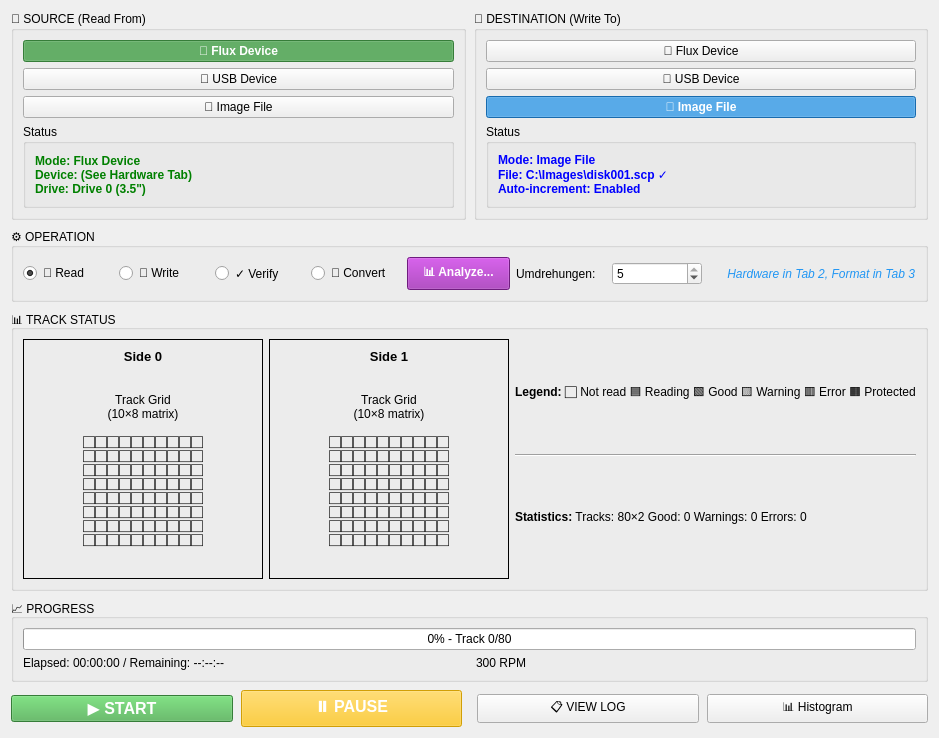
First picture: the form in forms/tab_workflow.ui, repository Axel051171/UnifiedFloppyTool, before the edit.
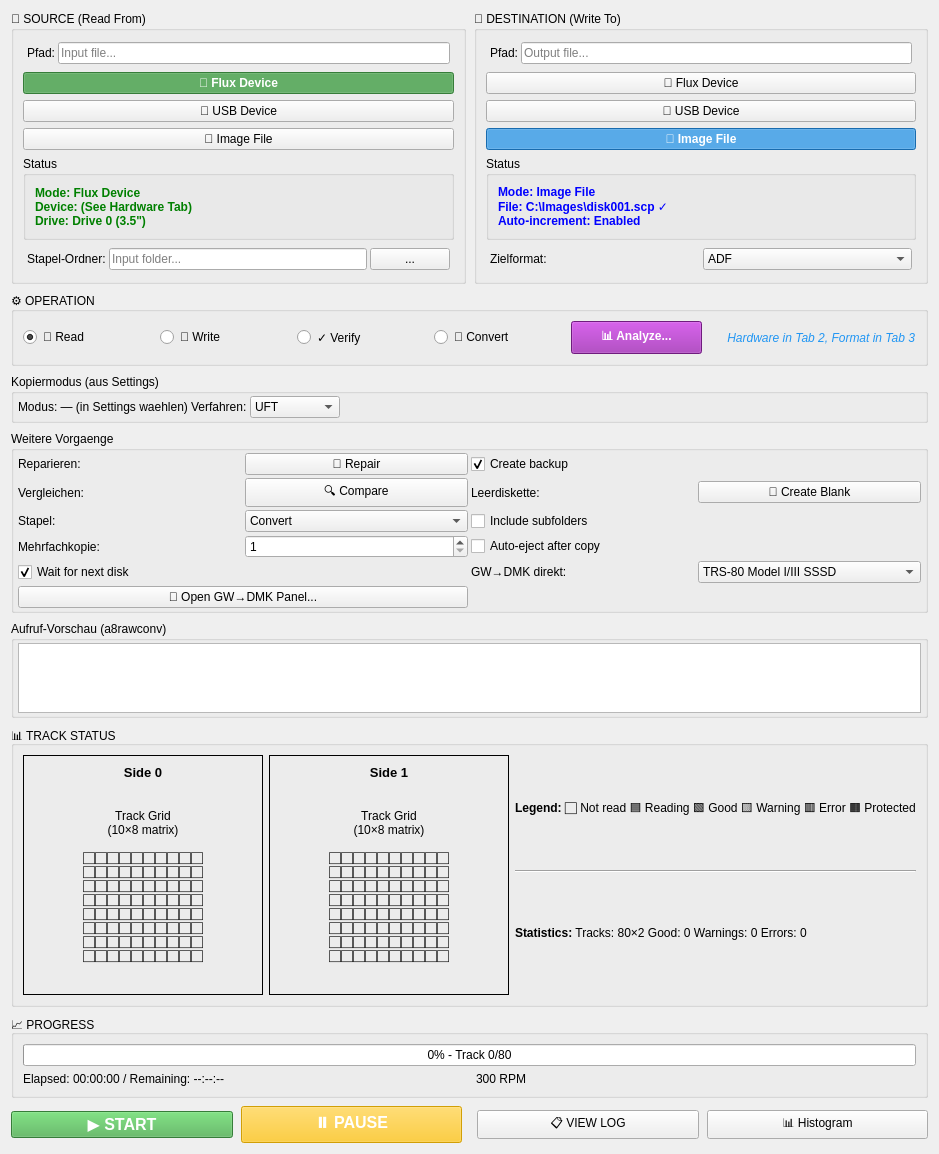
Second picture: the form after the edit.

Commit message: feat: synchronize GUI, copy pipeline and format tooling

Patch:
```diff
--- a/forms/tab_workflow.ui
+++ b/forms/tab_workflow.ui
@@ -41,7 +41,42 @@
         </size>
        </property>
        <layout class="QVBoxLayout" name="verticalLayout_source">
-        
+        <item>
+         <layout class="QHBoxLayout" name="rowQuellePfad">
+          <property name="leftMargin">
+           <number>4</number>
+          </property>
+          <property name="topMargin">
+           <number>2</number>
+          </property>
+          <property name="rightMargin">
+           <number>4</number>
+          </property>
+          <property name="bottomMargin">
+           <number>2</number>
+          </property>
+          <property name="spacing">
+           <number>3</number>
+          </property>
+          <item>
+           <widget class="QLabel">
+            <property name="text">
+             <string>Pfad:</string>
+            </property>
+           </widget>
+          </item>
+          <item>
+           <widget class="QLineEdit" name="editConvertSource">
+            <property name="placeholderText">
+             <string>Input file...</string>
+            </property>
+            <property name="maximumWidth">
+             <number>260</number>
+            </property>
+           </widget>
+          </item>
+         </layout>
+        </item>
         <!-- Source Type Buttons -->
         <item>
          <layout class="QVBoxLayout" name="verticalLayout_sourceButtons">
@@ -129,7 +164,52 @@
           </layout>
          </widget>
         </item>
-        
+        <item>
+         <layout class="QHBoxLayout" name="rowStapel">
+          <property name="leftMargin">
+           <number>4</number>
+          </property>
+          <property name="topMargin">
+           <number>2</number>
+          </property>
+          <property name="rightMargin">
+           <number>4</number>
+          </property>
+          <property name="bottomMargin">
+           <number>2</number>
+          </property>
+          <property name="spacing">
+           <number>3</number>
+          </property>
+          <item>
+           <widget class="QLabel">
+            <property name="text">
+             <string>Stapel-Ordner:</string>
+            </property>
+           </widget>
+          </item>
+          <item>
+           <widget class="QLineEdit" name="editBatchFolder">
+            <property name="placeholderText">
+             <string>Input folder...</string>
+            </property>
+            <property name="maximumWidth">
+             <number>200</number>
+            </property>
+           </widget>
+          </item>
+          <item>
+           <widget class="QPushButton" name="btnBrowseBatch">
+            <property name="text">
+             <string>...</string>
+            </property>
+            <property name="maximumWidth">
+             <number>30</number>
+            </property>
+           </widget>
+          </item>
+         </layout>
+        </item>
        </layout>
       </widget>
      </item>
@@ -153,7 +233,42 @@
         </size>
        </property>
        <layout class="QVBoxLayout" name="verticalLayout_destination">
-        
+        <item>
+         <layout class="QHBoxLayout" name="rowZielPfad">
+          <property name="leftMargin">
+           <number>4</number>
+          </property>
+          <property name="topMargin">
+           <number>2</number>
+          </property>
+          <property name="rightMargin">
+           <number>4</number>
+          </property>
+          <property name="bottomMargin">
+           <number>2</number>
+          </property>
+          <property name="spacing">
+           <number>3</number>
+          </property>
+          <item>
+           <widget class="QLabel">
+            <property name="text">
+             <string>Pfad:</string>
+            </property>
+           </widget>
+          </item>
+          <item>
+           <widget class="QLineEdit" name="editConvertTarget">
+            <property name="placeholderText">
+             <string>Output file...</string>
+            </property>
+            <property name="maximumWidth">
+             <number>260</number>
+            </property>
+           </widget>
+          </item>
+         </layout>
+        </item>
         <!-- Destination Type Buttons -->
         <item>
          <layout class="QVBoxLayout" name="verticalLayout_destButtons">
@@ -241,7 +356,77 @@
           </layout>
          </widget>
         </item>
-        
+        <item>
+         <layout class="QHBoxLayout" name="rowZielFormat">
+          <property name="leftMargin">
+           <number>4</number>
+          </property>
+          <property name="topMargin">
+           <number>2</number>
+          </property>
+          <property name="rightMargin">
+           <number>4</number>
+          </property>
+          <property name="bottomMargin">
+           <number>2</number>
+          </property>
+          <property name="spacing">
+           <number>3</number>
+          </property>
+          <item>
+           <widget class="QLabel">
+            <property name="text">
+             <string>Zielformat:</string>
+            </property>
+           </widget>
+          </item>
+          <item>
+           <widget class="QComboBox" name="comboConvertTo">
+            <item>
+             <property name="text">
+              <string>ADF</string>
+             </property>
+            </item>
+            <item>
+             <property name="text">
+              <string>D64</string>
+             </property>
+            </item>
+            <item>
+             <property name="text">
+              <string>G64</string>
+             </property>
+            </item>
+            <item>
+             <property name="text">
+              <string>SCP</string>
+             </property>
+            </item>
+            <item>
+             <property name="text">
+              <string>HFE</string>
+             </property>
+            </item>
+            <item>
+             <property name="text">
+              <string>IMG</string>
+             </property>
+            </item>
+            <item>
+             <property name="text">
+              <string>IMD</string>
+             </property>
+            </item>
+            <property name="toolTip">
+             <string>Parameter: target.format</string>
+            </property>
+            <property name="maximumWidth">
+             <number>100</number>
+            </property>
+           </widget>
+          </item>
+         </layout>
+        </item>
        </layout>
       </widget>
      </item>
@@ -299,38 +484,6 @@
         </property>
        </widget>
       </item>
-      <item>
-       <widget class="QLabel" name="labelRevolutions">
-        <property name="text">
-         <string>Umdrehungen:</string>
-        </property>
-       </widget>
-      </item>
-      <item>
-       <widget class="QSpinBox" name="spinRevolutions">
-        <property name="minimum">
-         <number>1</number>
-        </property>
-        <property name="maximum">
-         <number>5</number>
-        </property>
-        <property name="value">
-         <number>5</number>
-        </property>
-        <property name="toolTip">
-         <string>Wie viele Umdrehungen je Spur aufgezeichnet werden (1-5).
-
-5 ist die Empfehlung fuer Bestandssicherung: mehrfach gelesene Spuren
-lassen sich gegeneinander pruefen, und wenn die Diskette zerfaellt, hat
-man nur diesen einen Durchgang.
-
-Mindestens 2 sind noetig, sobald das Format nicht indexsynchron ist -
-bei Atari 8-bit koennen Sektoren die Indexmarke ueberlappen, ein
-Ein-Umdrehungs-Abbild schneidet sie dann mitten durch. Der Wert 1 bleibt
-waehlbar, warnt aber.</string>
-        </property>
-       </widget>
-      </item>
       <item>
        <spacer>
         <property name="orientation">
@@ -351,7 +504,317 @@
      </layout>
     </widget>
    </item>
-   
+   <item>
+    <widget class="QGroupBox" name="groupModusAnzeige">
+     <property name="title">
+      <string>Kopiermodus (aus Settings)</string>
+     </property>
+     <layout class="QHBoxLayout" name="rowModus">
+      <property name="leftMargin">
+       <number>4</number>
+      </property>
+      <property name="topMargin">
+       <number>2</number>
+      </property>
+      <property name="rightMargin">
+       <number>4</number>
+      </property>
+      <property name="bottomMargin">
+       <number>2</number>
+      </property>
+      <property name="spacing">
+       <number>3</number>
+      </property>
+      <item>
+       <widget class="QLabel" name="labelModus">
+        <property name="text">
+         <string>Modus: — (in Settings waehlen)</string>
+        </property>
+       </widget>
+      </item>
+      <item>
+       <widget class="QLabel">
+        <property name="text">
+         <string>Verfahren:</string>
+        </property>
+       </widget>
+      </item>
+      <item>
+       <widget class="QComboBox" name="comboVerfahren">
+        <item>
+         <property name="text">
+          <string>UFT</string>
+         </property>
+        </item>
+        <item>
+         <property name="text">
+          <string>a8rawconv</string>
+         </property>
+        </item>
+        <property name="toolTip">
+         <string>Verfahren beim Wandeln — a8rawconv nur, wenn Quelle/Ziel in seiner Domaene liegen</string>
+        </property>
+        <property name="maximumWidth">
+         <number>100</number>
+        </property>
+       </widget>
+      </item>
+      <item>
+       <spacer>
+        <property name="orientation">
+         <enum>Qt::Horizontal</enum>
+        </property>
+        <property name="sizeHint" stdset="0">
+         <size>
+          <width>40</width>
+          <height>20</height>
+         </size>
+        </property>
+       </spacer>
+      </item>
+     </layout>
+    </widget>
+   </item>
+   <item>
+    <widget class="QGroupBox" name="groupWeitereVorgaenge">
+     <property name="title">
+      <string>Weitere Vorgaenge</string>
+     </property>
+     <layout class="QGridLayout" name="gitterVorgaenge">
+      <property name="leftMargin">
+       <number>4</number>
+      </property>
+      <property name="topMargin">
+       <number>2</number>
+      </property>
+      <property name="rightMargin">
+       <number>4</number>
+      </property>
+      <property name="bottomMargin">
+       <number>2</number>
+      </property>
+      <property name="spacing">
+       <number>3</number>
+      </property>
+      <item row="0" column="0">
+       <widget class="QLabel">
+        <property name="text">
+         <string>Reparieren:</string>
+        </property>
+       </widget>
+      </item>
+      <item row="0" column="1">
+       <widget class="QPushButton" name="btnRepair">
+        <property name="text">
+         <string>🔧 Repair</string>
+        </property>
+       </widget>
+      </item>
+      <item row="0" column="2" colspan="2">
+       <widget class="QCheckBox" name="checkBackup">
+        <property name="text">
+         <string>Create backup</string>
+        </property>
+        <property name="checked">
+         <bool>true</bool>
+        </property>
+       </widget>
+      </item>
+      <item row="1" column="0">
+       <widget class="QLabel">
+        <property name="text">
+         <string>Vergleichen:</string>
+        </property>
+       </widget>
+      </item>
+      <item row="1" column="1">
+       <widget class="QPushButton" name="btnCompare">
+        <property name="text">
+         <string>🔍 Compare</string>
+        </property>
+       </widget>
+      </item>
+      <item row="1" column="2">
+       <widget class="QLabel">
+        <property name="text">
+         <string>Leerdiskette:</string>
+        </property>
+       </widget>
+      </item>
+      <item row="1" column="3">
+       <widget class="QPushButton" name="btnCreateBlank">
+        <property name="text">
+         <string>💾 Create Blank</string>
+        </property>
+       </widget>
+      </item>
+      <item row="2" column="0">
+       <widget class="QLabel">
+        <property name="text">
+         <string>Stapel:</string>
+        </property>
+       </widget>
+      </item>
+      <item row="2" column="1">
+       <widget class="QComboBox" name="comboBatchAction">
+        <item>
+         <property name="text">
+          <string>Convert</string>
+         </property>
+        </item>
+        <item>
+         <property name="text">
+          <string>Analyze</string>
+         </property>
+        </item>
+        <item>
+         <property name="text">
+          <string>Validate</string>
+         </property>
+        </item>
+        <item>
+         <property name="text">
+          <string>Repair</string>
+         </property>
+        </item>
+        <item>
+         <property name="text">
+          <string>Calculate hashes</string>
+         </property>
+        </item>
+        <property name="maximumWidth">
+         <number>100</number>
+        </property>
+       </widget>
+      </item>
+      <item row="2" column="2" colspan="2">
+       <widget class="QCheckBox" name="checkBatchSubfolders">
+        <property name="text">
+         <string>Include subfolders</string>
+        </property>
+       </widget>
+      </item>
+      <item row="3" column="0">
+       <widget class="QLabel">
+        <property name="text">
+         <string>Mehrfachkopie:</string>
+        </property>
+       </widget>
+      </item>
+      <item row="3" column="1">
+       <widget class="QSpinBox" name="spinNumCopies">
+        <property name="minimum">
+         <number>1</number>
+        </property>
+        <property name="maximum">
+         <number>100</number>
+        </property>
+        <property name="value">
+         <number>1</number>
+        </property>
+        <property name="maximumWidth">
+         <number>58</number>
+        </property>
+       </widget>
+      </item>
+      <item row="3" column="2" colspan="2">
+       <widget class="QCheckBox" name="checkAutoEject">
+        <property name="text">
+         <string>Auto-eject after copy</string>
+        </property>
+       </widget>
+      </item>
+      <item row="4" column="0" colspan="2">
+       <widget class="QCheckBox" name="checkWaitForDisk">
+        <property name="text">
+         <string>Wait for next disk</string>
+        </property>
+        <property name="checked">
+         <bool>true</bool>
+        </property>
+       </widget>
+      </item>
+      <item row="4" column="2">
+       <widget class="QLabel">
+        <property name="text">
+         <string>GW→DMK direkt:</string>
+        </property>
+       </widget>
+      </item>
+      <item row="4" column="3">
+       <widget class="QComboBox" name="comboGw2DmkPreset">
+        <item>
+         <property name="text">
+          <string>TRS-80 Model I/III SSSD</string>
+         </property>
+        </item>
+        <item>
+         <property name="text">
+          <string>TRS-80 Model I/III SSDD</string>
+         </property>
+        </item>
+        <item>
+         <property name="text">
+          <string>TRS-80 Model 4 DSDD</string>
+         </property>
+        </item>
+        <item>
+         <property name="text">
+          <string>Custom</string>
+         </property>
+        </item>
+        <property name="maximumWidth">
+         <number>100</number>
+        </property>
+       </widget>
+      </item>
+      <item row="5" column="0" colspan="2">
+       <widget class="QPushButton" name="btnGw2DmkOpen">
+        <property name="text">
+         <string>🔧 Open GW→DMK Panel...</string>
+        </property>
+        <property name="toolTip">
+         <string>Direct Greaseweazle to DMK imaging</string>
+        </property>
+       </widget>
+      </item>
+     </layout>
+    </widget>
+   </item>
+   <item>
+    <widget class="QGroupBox" name="groupVorschau">
+     <property name="title">
+      <string>Aufruf-Vorschau (a8rawconv)</string>
+     </property>
+     <layout class="QVBoxLayout" name="vorschauLayout">
+      <property name="leftMargin">
+       <number>4</number>
+      </property>
+      <property name="topMargin">
+       <number>2</number>
+      </property>
+      <property name="rightMargin">
+       <number>4</number>
+      </property>
+      <property name="bottomMargin">
+       <number>2</number>
+      </property>
+      <property name="spacing">
+       <number>3</number>
+      </property>
+      <item>
+       <widget class="QPlainTextEdit" name="a8Command">
+        <property name="readOnly">
+         <bool>true</bool>
+        </property>
+        <property name="toolTip">
+         <string>a8rawconv — Leser: Adapter (Phase 7)</string>
+        </property>
+       </widget>
+      </item>
+     </layout>
+    </widget>
+   </item>
    <!-- TRACK STATUS (QUADRATISCH!) -->
    <item>
     <widget class="QGroupBox" name="groupTracks">
```
Left out of the diff: 19 changed lines with no effect on the pictures. The commit also changes 187 other files.
